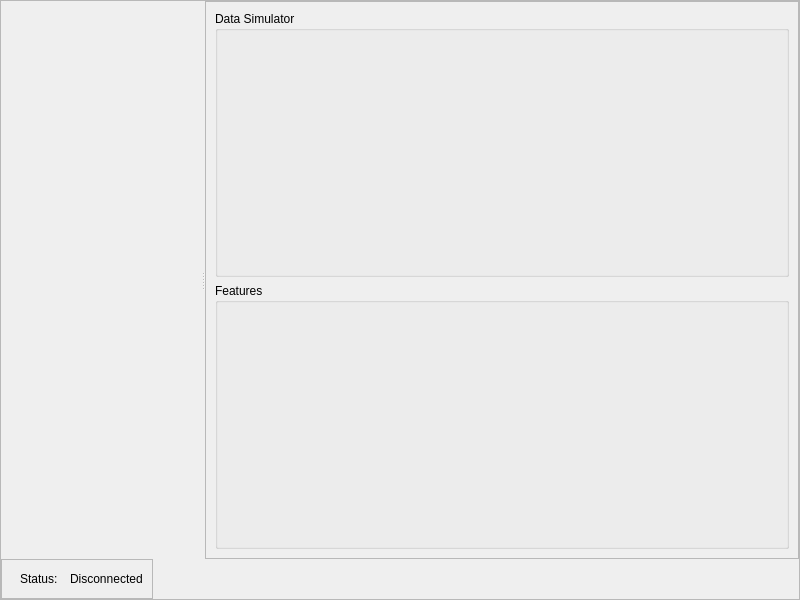
Raghav67816/NID-24, file nsys/ui/app.ui: the form before one commit.
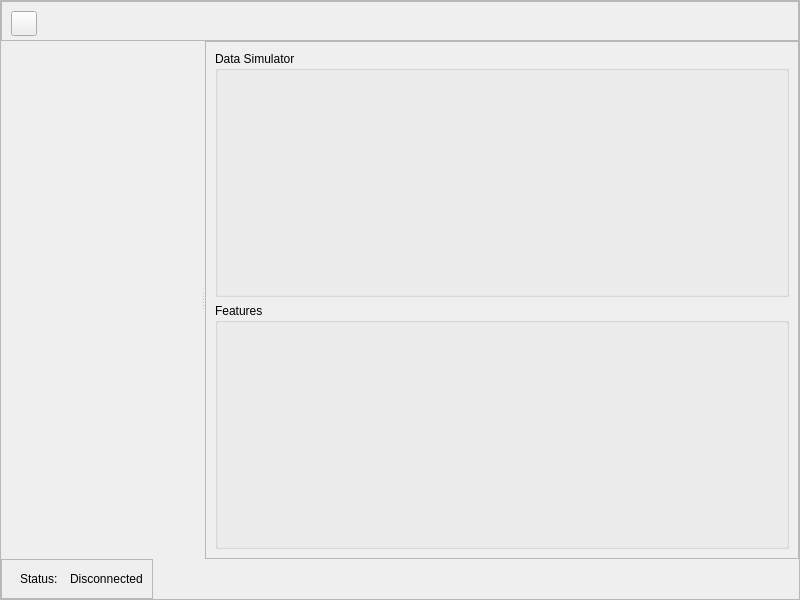
The form after the commit. Icons and pictures are not drawn.

What changed in the file:
```diff
--- a/nsys/ui/app.ui
+++ b/nsys/ui/app.ui
@@ -57,6 +57,51 @@
        <property name="bottomMargin">
         <number>0</number>
        </property>
+       <item>
+        <widget class="QFrame" name="topBar">
+         <property name="minimumSize">
+          <size>
+           <width>0</width>
+           <height>40</height>
+          </size>
+         </property>
+         <property name="maximumSize">
+          <size>
+           <width>16777215</width>
+           <height>40</height>
+          </size>
+         </property>
+         <property name="frameShape">
+          <enum>QFrame::Shape::StyledPanel</enum>
+         </property>
+         <property name="frameShadow">
+          <enum>QFrame::Shadow::Raised</enum>
+         </property>
+         <widget class="QToolButton" name="boardBtn">
+          <property name="geometry">
+           <rect>
+            <x>10</x>
+            <y>10</y>
+            <width>26</width>
+            <height>25</height>
+           </rect>
+          </property>
+          <property name="text">
+           <string/>
+          </property>
+          <property name="icon">
+           <iconset resource="resources.qrc">
+            <normaloff>:/icons/connection.png</normaloff>:/icons/connection.png</iconset>
+          </property>
+          <property name="iconSize">
+           <size>
+            <width>20</width>
+            <height>20</height>
+           </size>
+          </property>
+         </widget>
+        </widget>
+       </item>
        <item>
         <widget class="QSplitter" name="splitter">
          <property name="orientation">
@@ -140,7 +185,13 @@
         </widget>
        </item>
        <item alignment="Qt::AlignmentFlag::AlignLeft">
-        <widget class="QFrame" name="topBar">
+        <widget class="QFrame" name="bottomBar">
+         <property name="minimumSize">
+          <size>
+           <width>0</width>
+           <height>40</height>
+          </size>
+         </property>
          <property name="maximumSize">
           <size>
            <width>16777215</width>
```
